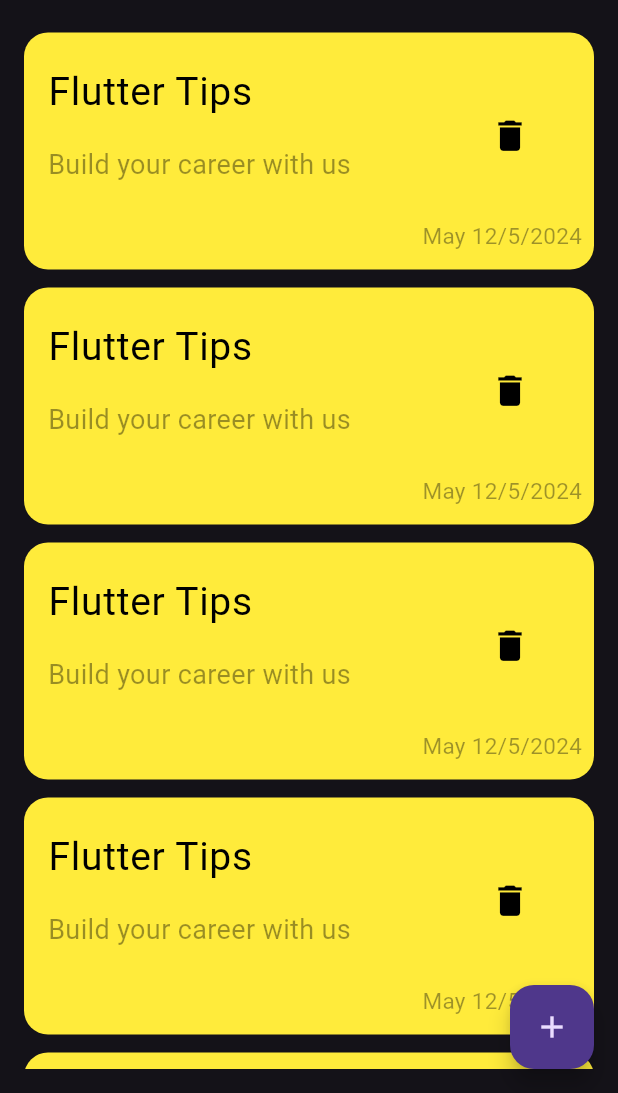
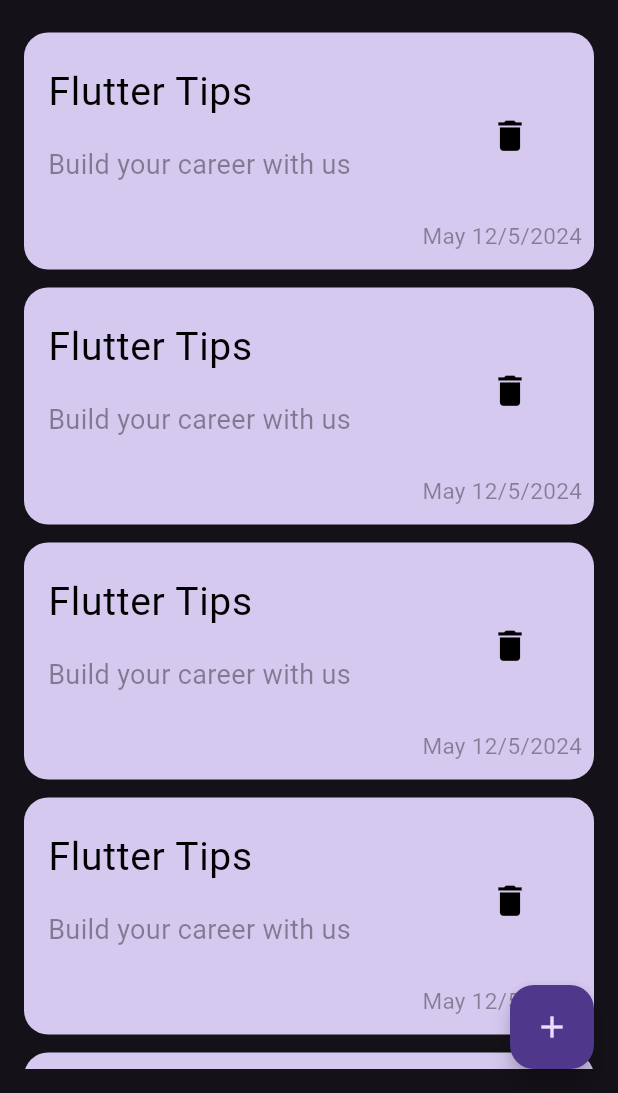
Before and after one commit to Hagar2003/Notes_App, a Flutter app: the screen it shows after launch, on a phone screen of 412 x 824 dp, the part 143-1236 px from its top. Run offline on Flutter 3.47's test engine with Material 3 defaults, Android fonts, the phone set to English and light mode, and no system bars; our stand-ins replace hive; accounts and stored records are empty.

Commit message:
create type adapter for note model

```diff
--- a/lib/main.dart
+++ b/lib/main.dart
@@ -1,6 +1,6 @@
 import 'package:flutter/material.dart';
 import 'package:notes_app/views/notes_view.dart';
-
+//import 'package:build_runner/build_runner.dart';
 void main() {
   runApp(const NotesApp());
 }
--- a/lib/widgets/note_item.dart
+++ b/lib/widgets/note_item.dart
@@ -16,7 +16,7 @@ class NoteItem extends StatelessWidget {
         width: 400,
         padding: const EdgeInsets.only(top: 12, bottom: 12, right: 8),
         decoration: BoxDecoration(
-          color: Colors.yellow,
+          color: const Color.fromARGB(255, 213, 201, 240),
           borderRadius: BorderRadius.circular(16),
         ),
         child: Column(
--- a/pubspec.yaml
+++ b/pubspec.yaml
@@ -48,6 +48,8 @@ dev_dependencies:
   # package. See that file for information about deactivating specific lint
   # rules and activating additional ones.
   flutter_lints: ^3.0.0
+  build_runner: ^2.4.11
+  hive_generator: ^2.0.1
   #build_runner: ^[version]
 # For information on the generic Dart part of this file, see the
 # following page: https://dart.dev/tools/pub/pubspec
```
Also changed, not shown: lib/models/note_model.dart (+9 -1 lines), lib/models/note_model.g.dart (added), pubspec.lock.
